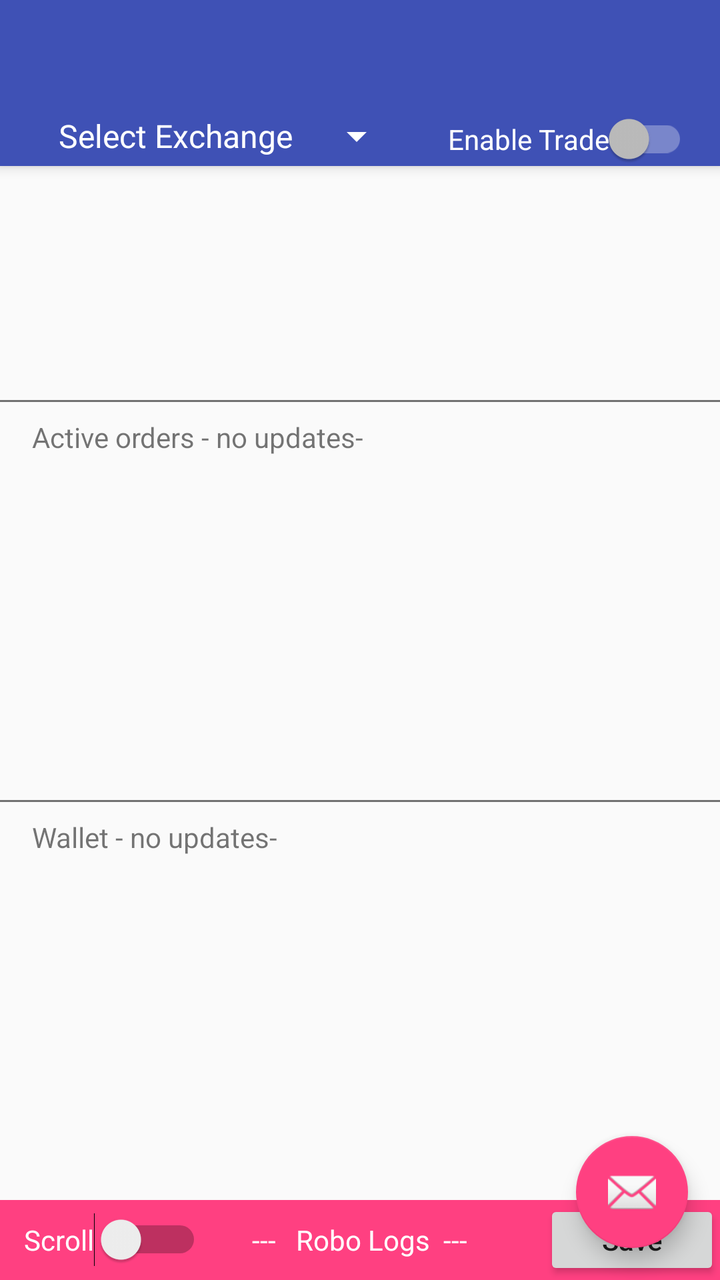
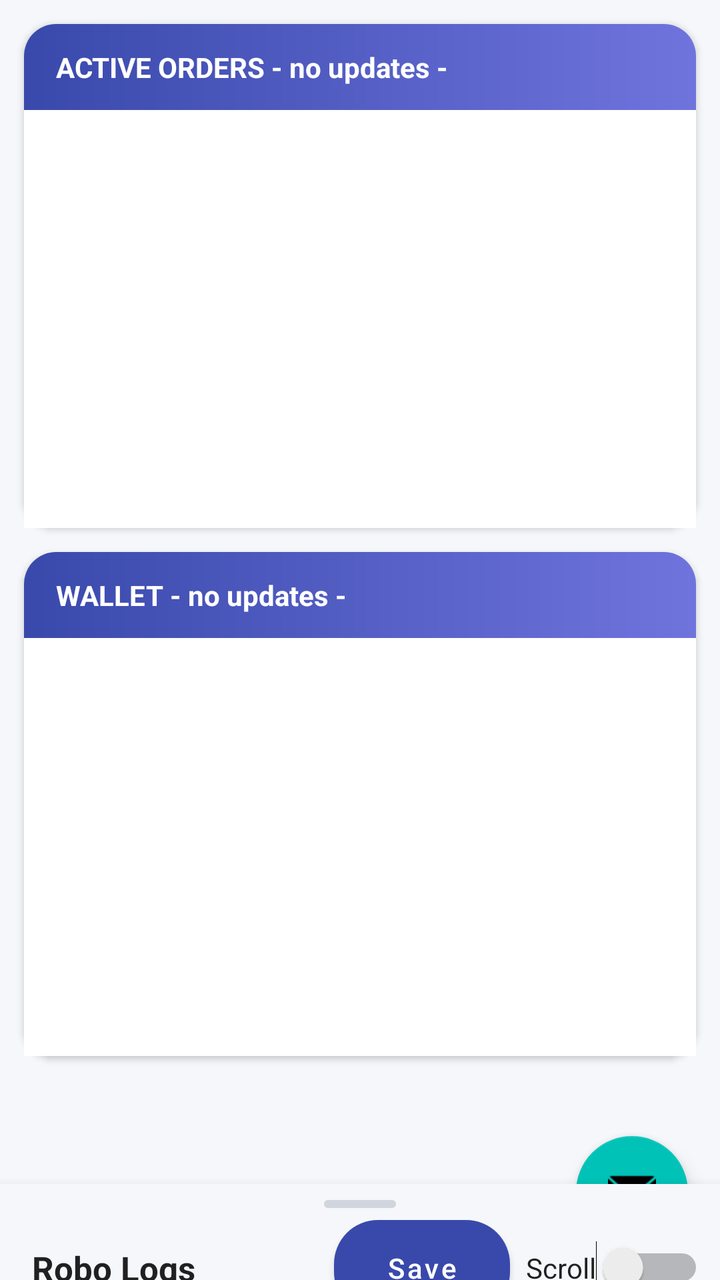

Screens rendered from an Android XML layout before and after an edit, with the pre-edit source and the edit as a unified diff.
<!-- AndroidManifest.xml: application theme AppTheme -->
<!-- res/layout/app_bar_main.xml -->
<?xml version="1.0" encoding="utf-8"?>
<androidx.coordinatorlayout.widget.CoordinatorLayout xmlns:android="http://schemas.android.com/apk/res/android"
    xmlns:app="http://schemas.android.com/apk/res-auto"
    xmlns:tools="http://schemas.android.com/tools"
    android:layout_width="match_parent"
    android:layout_height="match_parent"
    tools:context="com.altomedia.botrade.MainActivity">

    <com.google.android.material.appbar.AppBarLayout
        android:layout_width="match_parent"
        android:layout_height="wrap_content"
        android:theme="@style/AppTheme.AppBarOverlay">

        <androidx.appcompat.widget.Toolbar
            android:id="@+id/toolbar"
            android:layout_width="match_parent"
            android:layout_height="?attr/actionBarSize"
            android:background="?attr/colorPrimary"
            app:popupTheme="@style/AppTheme.PopupOverlay" />

        <RelativeLayout
            android:layout_width="match_parent"
            android:layout_height="wrap_content">



            <androidx.appcompat.widget.SwitchCompat
                android:layout_marginRight="16dp"
                android:layout_alignParentRight="true"
                android:id="@+id/switchEnableTrade"
                android:layout_width="wrap_content"
                android:layout_height="wrap_content"
                android:text="Enable Trade" />

            <LinearLayout
                android:layout_alignParentLeft="true"
                android:gravity="center"
                android:layout_toLeftOf="@+id/switchEnableTrade"
                android:layout_width="match_parent"
                android:layout_height="wrap_content">

                <androidx.appcompat.widget.AppCompatSpinner
                    android:entries="@array/providers"
                    android:id="@+id/spinner"
                    android:layout_width="wrap_content"
                    android:layout_height="wrap_content" />

            </LinearLayout>

        </RelativeLayout>


    </com.google.android.material.appbar.AppBarLayout>

    <include layout="@layout/content_main" />

    <com.google.android.material.floatingactionbutton.FloatingActionButton
        android:id="@+id/fab"
        android:layout_width="wrap_content"
        android:layout_height="wrap_content"
        android:layout_gravity="bottom|end"
        android:layout_margin="@dimen/fab_margin"
        app:srcCompat="@android:drawable/ic_dialog_email" />

    
    <include layout="@layout/main_bottom_sheet" />

</androidx.coordinatorlayout.widget.CoordinatorLayout>
<!-- res/layout/content_main.xml (included above) -->
<?xml version="1.0" encoding="utf-8"?>
<LinearLayout xmlns:android="http://schemas.android.com/apk/res/android"
    android:layout_marginBottom="40dp"
    android:weightSum="3"
    android:orientation="vertical"
    xmlns:app="http://schemas.android.com/apk/res-auto"
    xmlns:tools="http://schemas.android.com/tools"
    android:layout_width="match_parent"
    android:layout_height="match_parent"
    tools:context="com.altomedia.botrade.MainActivity">
    <RelativeLayout
        android:layout_weight="1"
        android:layout_width="match_parent"
        android:layout_height="0dp">
    </RelativeLayout>
    <RelativeLayout
        android:layout_weight="1"
        android:layout_width="match_parent"
        android:layout_height="0dp">
        <View
            android:background="@color/text_secondary_dark"
            android:id="@+id/placeHolder1"
            android:layout_width="match_parent"
            android:layout_height="1dp"/>
        <TextView
            android:layout_below="@id/placeHolder1"
            android:layout_marginLeft="16dp"
            android:layout_marginBottom="8dp"
            android:layout_marginTop="8dp"
            android:id="@+id/textViewOrder"
            android:layout_width="wrap_content"
            android:layout_height="wrap_content"
            android:text="Active orders - no updates-" />
<androidx.recyclerview.widget.RecyclerView
    android:layout_below="@+id/textViewOrder"
    android:id="@+id/recyclerViewActiveOrders"
    android:layout_width="match_parent"
    android:layout_height="match_parent"></androidx.recyclerview.widget.RecyclerView>
    </RelativeLayout>

    <RelativeLayout
        android:layout_weight="1"
        android:layout_width="match_parent"
        android:layout_height="0dp">
        <View
            android:background="@color/text_secondary_dark"
            android:id="@+id/placeHolder"
            android:layout_width="match_parent"
            android:layout_height="1dp"/>
        <TextView
            android:layout_below="@id/placeHolder"
            android:layout_marginLeft="16dp"
            android:layout_marginBottom="8dp"
            android:layout_marginTop="8dp"
            android:id="@+id/textViewUpdatedWallettime"
            android:layout_width="wrap_content"
            android:layout_height="wrap_content"
            android:text="Wallet - no updates-" />
    <androidx.recyclerview.widget.RecyclerView
        android:layout_below="@+id/textViewUpdatedWallettime"
        android:id="@+id/recyclerViewWalletBalance"
        android:layout_width="match_parent"
        android:layout_height="match_parent"></androidx.recyclerview.widget.RecyclerView>
    </RelativeLayout>
</LinearLayout>
<!-- res/layout/main_bottom_sheet.xml (included above) -->
<?xml version="1.0" encoding="utf-8"?>
<LinearLayout xmlns:android="http://schemas.android.com/apk/res/android"
    xmlns:app="http://schemas.android.com/apk/res-auto"
    android:id="@+id/bottom_sheet"
    android:layout_width="match_parent"
    android:layout_height="400dp"
    android:background="#e1e1e1"
    android:orientation="vertical"

    app:behavior_hideable="true"
    app:behavior_peekHeight="40dp"
    app:layout_behavior="com.google.android.material.bottomsheet.BottomSheetBehavior">

    <RelativeLayout
        android:background="@color/colorAccent"
        android:orientation="horizontal"
        android:layout_width="match_parent"
        android:layout_height="40dp">

        <Button
            android:textAllCaps="false"
            android:layout_alignParentRight="true"
            android:id="@+id/buttonSave"
            android:layout_width="wrap_content"
            android:layout_height="wrap_content"
            android:text="Save" />

        <Switch
            android:textColor="@android:color/white"
            android:layout_marginLeft="12dp"
            android:layout_centerVertical="true"
            android:id="@+id/switch2"
            android:layout_width="wrap_content"
            android:layout_height="wrap_content"
            android:text="Scroll" />

        <TextView
            android:layout_centerHorizontal="true"
            android:layout_width="wrap_content"
            android:layout_height="40dp"
            android:gravity="center"
            android:text="---   Robo Logs  ---"
            android:textColor="@android:color/white" />
    </RelativeLayout>

    <androidx.recyclerview.widget.RecyclerView
        android:scrollbars="vertical"
        android:id="@+id/recyclerViewLogs"
        android:gravity="center"
        android:layout_width="match_parent"
        android:layout_height="match_parent"
        ></androidx.recyclerview.widget.RecyclerView>

</LinearLayout>
<!-- resources referenced by this layout -->
<resources>
  <string-array name="providers">
          <item>Select Exchange</item>
          <item>Bitfinex</item>
  
      </string-array>
  <color name="colorAccent">#FF4081</color>
  <color name="text_secondary_dark">#8a000000</color>
  <dimen name="fab_margin">16dp</dimen>
  <style name="AppTheme.AppBarOverlay" parent="ThemeOverlay.AppCompat.Dark.ActionBar" />
  <style name="AppTheme.PopupOverlay" parent="ThemeOverlay.AppCompat.Light" />
  <style name="AppTheme" parent="Theme.AppCompat.Light.DarkActionBar">
          
          <item name="colorPrimary">@color/colorPrimary</item>
          <item name="colorPrimaryDark">@color/colorPrimaryDark</item>
          <item name="colorAccent">@color/colorAccent</item>
      </style>
  <color name="colorPrimary">#3F51B5</color>
  <color name="colorPrimaryDark">#303F9F</color>
</resources>

<!-- the commit's change to res/layout/app_bar_main.xml (unified diff, before → after) -->
@@ -9,6 +9,9 @@
     <com.google.android.material.appbar.AppBarLayout
         android:layout_width="match_parent"
         android:layout_height="wrap_content"
+        android:background="?attr/colorPrimary"
+        android:elevation="0dp"
+        app:elevation="0dp"
         android:theme="@style/AppTheme.AppBarOverlay">
 
         <androidx.appcompat.widget.Toolbar
@@ -19,36 +22,59 @@
             app:popupTheme="@style/AppTheme.PopupOverlay" />
 
         <RelativeLayout
-            android:layout_width="match_parent"
-            android:layout_height="wrap_content">
-
-
+            android:id="@+id/headerControls"
+            android:layout_width="match_parent"
+            android:layout_height="wrap_content"
+            android:paddingStart="8dp"
+            android:paddingEnd="4dp"
+            android:paddingBottom="12dp">
 
             <androidx.appcompat.widget.SwitchCompat
-                android:layout_marginRight="16dp"
-                android:layout_alignParentRight="true"
                 android:id="@+id/switchEnableTrade"
                 android:layout_width="wrap_content"
                 android:layout_height="wrap_content"
-                android:text="Enable Trade" />
+                android:layout_alignParentEnd="true"
+                android:layout_alignParentRight="true"
+                android:layout_centerVertical="true"
+                android:layout_marginEnd="16dp"
+                android:layout_marginRight="16dp"
+                android:text="Enable Trade"
+                android:textColor="@android:color/white"
+                android:textStyle="bold" />
+
+            <TextView
+                android:id="@+id/textViewExchangeLabel"
+                android:layout_width="wrap_content"
+                android:layout_height="wrap_content"
+                android:layout_marginStart="4dp"
+                android:layout_marginLeft="4dp"
+                android:text="EXCHANGE"
+                android:textColor="#B3FFFFFF"
+                android:textSize="11sp"
+                android:textStyle="bold" />
 
             <LinearLayout
-                android:layout_alignParentLeft="true"
-                android:gravity="center"
-                android:layout_toLeftOf="@+id/switchEnableTrade"
-                android:layout_width="match_parent"
-                android:layout_height="wrap_content">
+                android:id="@+id/exchangeDropdown"
+                android:layout_width="wrap_content"
+                android:layout_height="wrap_content"
+                android:layout_below="@id/textViewExchangeLabel"
+                android:layout_alignStart="@id/textViewExchangeLabel"
+                android:layout_marginTop="2dp"
+                android:background="@drawable/spinner_bg"
+                android:gravity="center_vertical">
 
                 <androidx.appcompat.widget.AppCompatSpinner
                     android:entries="@array/providers"
                     android:id="@+id/spinner"
-                    android:layout_width="wrap_content"
-                    android:layout_height="wrap_content" />
+                    android:layout_width="160dp"
+                    android:layout_height="38dp"
+                    android:layout_marginStart="8dp"
+                    android:textColor="@android:color/white"
+                    app:backgroundTint="@color/colorPrimaryLight" />
 
             </LinearLayout>
 
         </RelativeLayout>
-
 
     </com.google.android.material.appbar.AppBarLayout>
 
@@ -69,68 +95,84 @@
 <!-- res/layout/content_main.xml (included above) -->
 <?xml version="1.0" encoding="utf-8"?>
 <LinearLayout xmlns:android="http://schemas.android.com/apk/res/android"
-    android:layout_marginBottom="40dp"
-    android:weightSum="3"
-    android:orientation="vertical"
     xmlns:app="http://schemas.android.com/apk/res-auto"
     xmlns:tools="http://schemas.android.com/tools"
     android:layout_width="match_parent"
     android:layout_height="match_parent"
-    tools:context="com.altomedia.botrade.MainActivity">
-    <RelativeLayout
+    android:layout_marginBottom="100dp"
+    android:background="@color/surface_variant"
+    android:orientation="vertical"
+    android:weightSum="2">
+
+    
+    <LinearLayout
+        android:layout_width="match_parent"
+        android:layout_height="0dp"
+        android:layout_margin="12dp"
         android:layout_weight="1"
-        android:layout_width="match_parent"
-        android:layout_height="0dp">
-    </RelativeLayout>
-    <RelativeLayout
+        android:background="@drawable/card_bg"
+        android:elevation="2dp"
+        android:orientation="vertical">
+
+        <TextView
+            android:id="@+id/textViewOrder"
+            android:layout_width="match_parent"
+            android:layout_height="wrap_content"
+            android:background="@drawable/card_header"
+            android:paddingStart="16dp"
+            android:paddingTop="12dp"
+            android:paddingEnd="16dp"
+            android:paddingBottom="12dp"
+            android:text="ACTIVE ORDERS - no updates -"
+            android:textColor="@android:color/white"
+            android:textSize="14sp"
+            android:textStyle="bold" />
+
+        <androidx.recyclerview.widget.RecyclerView
+            android:id="@+id/recyclerViewActiveOrders"
+            android:layout_width="match_parent"
+            android:layout_height="0dp"
+            android:layout_weight="1"
+            android:background="@color/surface" />
+
+    </LinearLayout>
+
+    
+    <LinearLayout
+        android:layout_width="match_parent"
+        android:layout_height="0dp"
+        android:layout_marginStart="12dp"
+        android:layout_marginTop="0dp"
+        android:layout_marginEnd="12dp"
+        android:layout_marginBottom="12dp"
         android:layout_weight="1"
-        android:layout_width="match_parent"
-        android:layout_height="0dp">
-        <View
-            android:background="@color/text_secondary_dark"
-            android:id="@+id/placeHolder1"
-            android:layout_width="match_parent"
-            android:layout_height="1dp"/>
+        android:background="@drawable/card_bg"
+        android:elevation="2dp"
+        android:orientation="vertical">
+
         <TextView
-            android:layout_below="@id/placeHolder1"
-            android:layout_marginLeft="16dp"
-            android:layout_marginBottom="8dp"
-            android:layout_marginTop="8dp"
-            android:id="@+id/textViewOrder"
-            android:layout_width="wrap_content"
-            android:layout_height="wrap_content"
-            android:text="Active orders - no updates-" />
-<androidx.recyclerview.widget.RecyclerView
-    android:layout_below="@+id/textViewOrder"
-    android:id="@+id/recyclerViewActiveOrders"
-    android:layout_width="match_parent"
-    android:layout_height="match_parent"></androidx.recyclerview.widget.RecyclerView>
-    </RelativeLayout>
-
-    <RelativeLayout
-        android:layout_weight="1"
-        android:layout_width="match_parent"
-        android:layout_height="0dp">
-        <View
-            android:background="@color/text_secondary_dark"
-            android:id="@+id/placeHolder"
-            android:layout_width="match_parent"
-            android:layout_height="1dp"/>
-        <TextView
-            android:layout_below="@id/placeHolder"
-            android:layout_marginLeft="16dp"
-            android:layout_marginBottom="8dp"
-            android:layout_marginTop="8dp"
             android:id="@+id/textViewUpdatedWallettime"
-            android:layout_width="wrap_content"
-            android:layout_height="wrap_content"
-            android:text="Wallet - no updates-" />
-    <androidx.recyclerview.widget.RecyclerView
-        android:layout_below="@+id/textViewUpdatedWallettime"
-        android:id="@+id/recyclerViewWalletBalance"
-        android:layout_width="match_parent"
-        android:layout_height="match_parent"></androidx.recyclerview.widget.RecyclerView>
-    </RelativeLayout>
+            android:layout_width="match_parent"
+            android:layout_height="wrap_content"
+            android:background="@drawable/card_header"
+            android:paddingStart="16dp"
+            android:paddingTop="12dp"
+            android:paddingEnd="16dp"
+            android:paddingBottom="12dp"
+            android:text="WALLET - no updates -"
+            android:textColor="@android:color/white"
+            android:textSize="14sp"
+            android:textStyle="bold" />
+
+        <androidx.recyclerview.widget.RecyclerView
+            android:id="@+id/recyclerViewWalletBalance"
+            android:layout_width="match_parent"
+            android:layout_height="0dp"
+            android:layout_weight="1"
+            android:background="@color/surface" />
+
+    </LinearLayout>
+
 </LinearLayout>
 <!-- res/layout/main_bottom_sheet.xml (included above) -->
 <?xml version="1.0" encoding="utf-8"?>
@@ -139,51 +181,71 @@
     android:id="@+id/bottom_sheet"
     android:layout_width="match_parent"
     android:layout_height="400dp"
-    android:background="#e1e1e1"
+    android:background="@color/bg_sheet"
+    android:elevation="8dp"
     android:orientation="vertical"
-
     app:behavior_hideable="true"
-    app:behavior_peekHeight="40dp"
+    app:behavior_peekHeight="48dp"
     app:layout_behavior="com.google.android.material.bottomsheet.BottomSheetBehavior">
 
+    
+    <View
+        android:layout_width="36dp"
+        android:layout_height="4dp"
+        android:layout_gravity="center_horizontal"
+        android:layout_marginTop="8dp"
+        android:background="@drawable/sheet_handle" />
+
     <RelativeLayout
-        android:background="@color/colorAccent"
-        android:orientation="horizontal"
-        android:layout_width="match_parent"
-        android:layout_height="40dp">
+        android:layout_width="match_parent"
+        android:layout_height="52dp"
+        android:layout_marginTop="4dp"
+        android:paddingStart="16dp"
+        android:paddingEnd="8dp">
+
+        <TextView
+            android:layout_width="wrap_content"
+            android:layout_height="52dp"
+            android:gravity="center_vertical"
+            android:text="Robo Logs"
+            android:textColor="@color/text_primary_dark"
+            android:textSize="17sp"
+            android:textStyle="bold" />
+
+        <Switch
+            android:id="@+id/switch2"
+            android:layout_width="wrap_content"
+            android:layout_height="wrap_content"
+            android:layout_alignParentEnd="true"
+            android:layout_alignParentRight="true"
+            android:layout_centerVertical="true"
+            android:text="Scroll"
+            android:textColor="@color/text_primary_dark" />
 
         <Button
-            android:textAllCaps="false"
-            android:layout_alignParentRight="true"
             android:id="@+id/buttonSave"
             android:layout_width="wrap_content"
             android:layout_height="wrap_content"
-            android:text="Save" />
-
-        <Switch
-            android:textColor="@android:color/white"
-            android:layout_marginLeft="12dp"
+            android:layout_toStartOf="@id/switch2"
             android:layout_centerVertical="true"
-            android:id="@+id/switch2"
-            android:layout_width="wrap_content"
-            android:layout_height="wrap_content"
-            android:text="Scroll" />
-
-        <TextView
-            android:layout_centerHorizontal="true"
-            android:layout_width="wrap_content"
-            android:layout_height="40dp"
-            android:gravity="center"
-            android:text="---   Robo Logs  ---"
+            android:layout_marginEnd="8dp"
+            android:background="@drawable/btn_primary"
+            android:text="Save"
+            android:textAllCaps="false"
             android:textColor="@android:color/white" />
     </RelativeLayout>
 
+    <View
+        android:layout_width="match_parent"
+        android:layout_height="1dp"
+        android:background="@color/card_stroke" />
+
     <androidx.recyclerview.widget.RecyclerView
-        android:scrollbars="vertical"
         android:id="@+id/recyclerViewLogs"
-        android:gravity="center"
         android:layout_width="match_parent"
         android:layout_height="match_parent"
-        ></androidx.recyclerview.widget.RecyclerView>
+        android:clipToPadding="false"
+        android:paddingTop="4dp"
+        android:scrollbars="vertical" />
 
 </LinearLayout>
<!-- resource entries referenced after the edit -->
@@ -5,18 +5,75 @@
           <item>Bitfinex</item>
   
       </string-array>
-  <color name="colorAccent">#FF4081</color>
-  <color name="text_secondary_dark">#8a000000</color>
+  <color name="bg_sheet">#F5F7FA</color>
+  <color name="card_stroke">#E4E9F2</color>
+  <color name="colorPrimaryLight">#6F74DD</color>
+  <color name="surface">#FFFFFF</color>
+  <color name="surface_variant">#F5F7FA</color>
+  <color name="text_primary_dark">#de000000</color>
+  <color name="colorAccent">#00C2B6</color>
   <dimen name="fab_margin">16dp</dimen>
-  <style name="AppTheme.AppBarOverlay" parent="ThemeOverlay.AppCompat.Dark.ActionBar" />
-  <style name="AppTheme.PopupOverlay" parent="ThemeOverlay.AppCompat.Light" />
-  <style name="AppTheme" parent="Theme.AppCompat.Light.DarkActionBar">
-          
+  <!-- drawable btn_primary (drawable) -->
+  <?xml version="1.0" encoding="utf-8"?>
+  <ripple xmlns:android="http://schemas.android.com/apk/res/android"
+      android:color="#33000000">
+      <item>
+          <shape android:shape="rectangle">
+              <gradient
+                  android:angle="0"
+                  android:endColor="@color/colorPrimary"
+                  android:startColor="#5D6FC9" />
+              <corners android:radius="22dp" />
+          </shape>
+      </item>
+  </ripple>
+  <!-- drawable card_bg (drawable) -->
+  <?xml version="1.0" encoding="utf-8"?>
+  <shape xmlns:android="http://schemas.android.com/apk/res/android"
+      android:shape="rectangle">
+      <solid android:color="@color/card_bg" />
+      <corners android:radius="16dp" />
+      <stroke
+          android:width="1dp"
+          android:color="@color/card_stroke" />
+  </shape>
+  <!-- drawable card_header (drawable) -->
+  <?xml version="1.0" encoding="utf-8"?>
+  <shape xmlns:android="http://schemas.android.com/apk/res/android"
+      android:shape="rectangle">
+      <gradient
+          android:angle="0"
+          android:endColor="@color/colorPrimaryLight"
+          android:startColor="@color/colorPrimary" />
+      <corners
+          android:topLeftRadius="16dp"
+          android:topRightRadius="16dp" />
+  </shape>
+  <!-- drawable sheet_handle (drawable) -->
+  <?xml version="1.0" encoding="utf-8"?>
+  <shape xmlns:android="http://schemas.android.com/apk/res/android"
+      android:shape="rectangle">
+      <solid android:color="#D0D5DE" />
+      <corners android:radius="2dp" />
+  </shape>
+  <!-- drawable spinner_bg (drawable) -->
+  <?xml version="1.0" encoding="utf-8"?>
+  <shape xmlns:android="http://schemas.android.com/apk/res/android"
+      android:shape="rectangle">
+      <solid android:color="#33FFFFFF" />
+      <corners android:radius="20dp" />
+  </shape>
+  <style name="AppTheme.AppBarOverlay" parent="ThemeOverlay.MaterialComponents.Dark.ActionBar" />
+  <style name="AppTheme.PopupOverlay" parent="ThemeOverlay.MaterialComponents.Light" />
+  <style name="AppTheme" parent="Theme.MaterialComponents.DayNight.NoActionBar">
           <item name="colorPrimary">@color/colorPrimary</item>
-          <item name="colorPrimaryDark">@color/colorPrimaryDark</item>
-          <item name="colorAccent">@color/colorAccent</item>
+          <item name="colorPrimaryVariant">@color/colorPrimaryDark</item>
+          <item name="colorSecondary">@color/colorAccent</item>
+          <item name="android:colorBackground">@color/surface_variant</item>
+          <item name="colorSurface">@color/surface</item>
       </style>
-  <color name="colorPrimary">#3F51B5</color>
-  <color name="colorPrimaryDark">#303F9F</color>
+  <color name="colorPrimary">#3949AB</color>
+  <color name="card_bg">#FFFFFF</color>
+  <color name="colorPrimaryDark">#1A237E</color>
 </resources>
 
